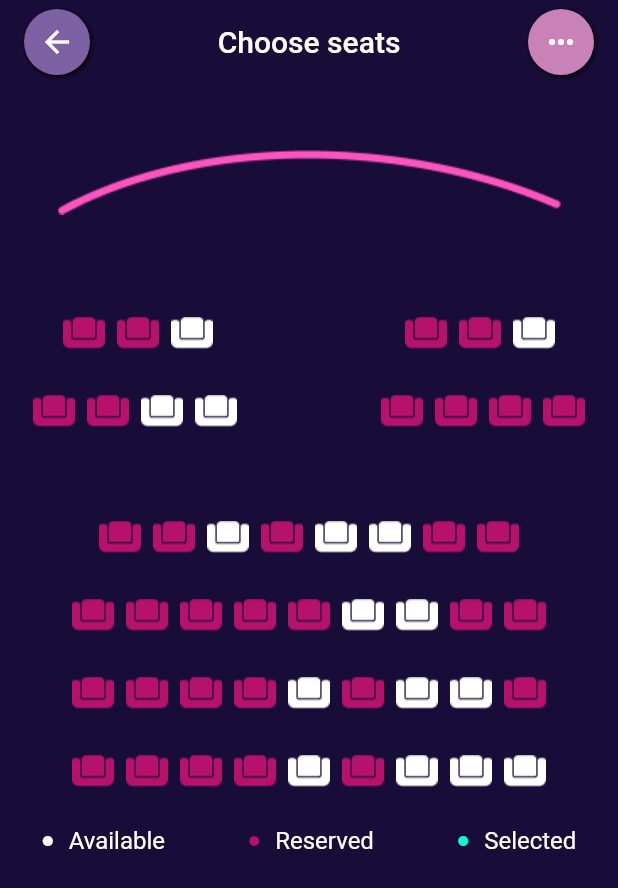
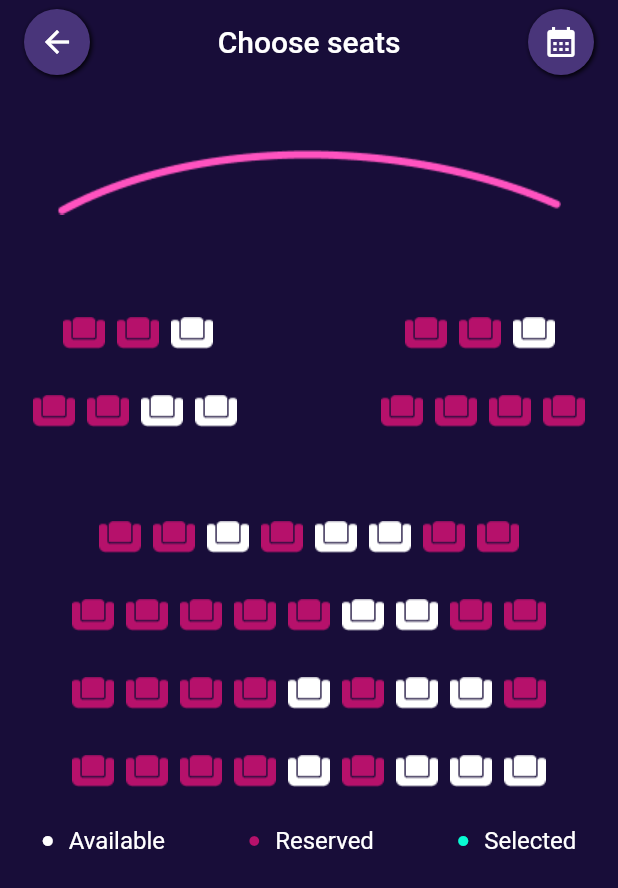
Before and after one commit to akashkampoowale/movie_ticket_app_assignment, a Flutter app: the SeatSelectionScreen screen opened directly, on a phone screen of 412 x 824 dp. Shown: the top 888 px of the screen. Run offline on Flutter 3.47's test engine with Material 2 defaults, Android fonts, the phone set to English and light mode, and no system bars.

Commit message:
Refactor - reformat files. - add app bar color changes and icons. - handle back button tap.

```diff
--- a/lib/common/appbar/app_bar.dart
+++ b/lib/common/appbar/app_bar.dart
@@ -1,11 +1,20 @@
 import 'package:flutter/material.dart';
-import 'package:movie_ticket_app/common/resource/colors.dart';
 import 'package:movie_ticket_app/common/resource/decorations.dart';
 import 'package:movie_ticket_app/common/resource/text_styles.dart';
 
 class DefaultAppBar extends StatelessWidget {
   final String appBarTitle;
-  const DefaultAppBar({Key? key, this.appBarTitle = ''}) : super(key: key);
+  final Color appBarBackBtnColor;
+  final Color appBarOptionBtnColor;
+  final Icon appBarOptionIcon;
+
+  const DefaultAppBar({
+    Key? key,
+    this.appBarTitle = '',
+    required this.appBarBackBtnColor,
+    required this.appBarOptionBtnColor,
+    required this.appBarOptionIcon,
+  }) : super(key: key);
 
   @override
   Widget build(BuildContext context) {
@@ -17,18 +26,26 @@ class DefaultAppBar extends StatelessWidget {
         child: Row(
           mainAxisAlignment: MainAxisAlignment.spaceBetween,
           children: [
+            InkWell(
+              onTap: () {
+                Navigator.pop(context);
+              },
+              child: Container(
+                padding: const EdgeInsets.all(10),
+                decoration:
+                    circularBtnDecoration1.copyWith(color: appBarBackBtnColor),
+                child: const Icon(Icons.arrow_back),
+              ),
+            ),
+            Text(
+              appBarTitle,
+              style: textStyleTitle2.copyWith(color: Colors.white),
+            ),
             Container(
               padding: const EdgeInsets.all(10),
-              decoration: circularBtnDecoration1,
-              child: const Icon(Icons.arrow_back),
-            ),
-
-            Text(appBarTitle,style: textStyleTitle2.copyWith(color: Colors.white),),
-
-            Container(
-              padding: const EdgeInsets.all(10),
-              decoration: circularBtnDecoration1.copyWith(color: circularBtnColor2),
-              child: const Icon(Icons.keyboard_control_sharp),
+              decoration:
+                  circularBtnDecoration1.copyWith(color: appBarOptionBtnColor),
+              child: appBarOptionIcon,
             ),
           ],
         ),
--- a/lib/common/navigation/navigation.dart
+++ b/lib/common/navigation/navigation.dart
@@ -1,7 +1,7 @@
 
 import 'package:flutter/material.dart';
-import 'package:movie_ticket_app/reservation/date_time_selection_screen.dart';
-import 'package:movie_ticket_app/reservation/seat_selection.dart';
+import 'package:movie_ticket_app/reservation/ui/date_time_selection_screen.dart';
+import 'package:movie_ticket_app/reservation/ui/seat_selection.dart';
 
 
 navigation (route,context){
--- a/lib/common/resource/colors.dart
+++ b/lib/common/resource/colors.dart
@@ -11,3 +11,4 @@ const circularBtnColor2 = Color(0xffC882B8);
 const seatSelectionScreenBgColor = Color(0xff180D39);
 const selectedSeatColor = Color(0xff09FBD3);
 const alreadySelectedSeatColor = Color(0xffB6116B);
+const seatSelectionScreenBtnColor = Color(0xff49357A);
--- a/lib/main.dart
+++ b/lib/main.dart
@@ -1,16 +1,19 @@
 import 'package:flutter/material.dart';
-import 'package:movie_ticket_app/reservation/date_time_selection_screen.dart';
+import 'package:movie_ticket_app/reservation/ui/date_time_selection_screen.dart';
 
 void main() {
-  runApp(MaterialApp(home: const MyApp()));
+  runApp(
+    const MaterialApp(
+      home: MyApp(),
+    ),
+  );
 }
-
 
 class MyApp extends StatelessWidget {
   const MyApp({Key? key}) : super(key: key);
 
   @override
   Widget build(BuildContext context) {
-    return DateTimeSelectionScreen();
+    return const DateTimeSelectionScreen();
   }
 }
--- a/lib/reservation/date_time_selection_screen.dart
+++ b/lib/reservation/ui/date_time_selection_screen.dart
@@ -1,6 +1,7 @@
 import 'package:flutter/material.dart';
 import 'package:movie_ticket_app/common/appbar/app_bar.dart';
 import 'package:movie_ticket_app/common/custom_widgets/reservation_button.dart';
+import 'package:movie_ticket_app/common/resource/colors.dart';
 import 'package:movie_ticket_app/common/resource/gradients.dart';
 import 'package:movie_ticket_app/common/resource/paths.dart';
 import 'package:movie_ticket_app/common/resource/text_styles.dart';
@@ -14,7 +15,13 @@ class DateTimeSelectionScreen extends StatelessWidget {
     return Scaffold(
       extendBodyBehindAppBar: true,
       appBar: const PreferredSize(
-          preferredSize: Size.fromHeight(100), child: DefaultAppBar()),
+        preferredSize: Size.fromHeight(100),
+        child: DefaultAppBar(
+          appBarOptionBtnColor: circularBtnColor2,
+          appBarBackBtnColor: circularBtnColor1,
+          appBarOptionIcon: Icon(Icons.keyboard_control),
+        ),
+      ),
       body: Container(
         width: double.infinity,
         decoration: const BoxDecoration(
--- a/lib/reservation/seat_selection.dart
+++ b/lib/reservation/ui/seat_selection.dart
@@ -15,7 +15,14 @@ class SeatSelectionScreen extends StatelessWidget {
       extendBodyBehindAppBar: true,
       appBar: const PreferredSize(
         preferredSize: Size.fromHeight(100),
-        child: DefaultAppBar(appBarTitle: 'Choose seats',),
+        child: DefaultAppBar(
+          appBarTitle: 'Choose seats',
+          appBarOptionBtnColor: seatSelectionScreenBtnColor,
+          appBarBackBtnColor: seatSelectionScreenBtnColor,
+          appBarOptionIcon: Icon(
+            Icons.calendar_month,
+          ),
+        ),
       ),
       body: Container(
         width: double.infinity,
@@ -23,7 +30,6 @@ class SeatSelectionScreen extends StatelessWidget {
         decoration: const BoxDecoration(
           color: seatSelectionScreenBgColor,
         ),
-
         child: SafeArea(
           child: Column(
             mainAxisAlignment: MainAxisAlignment.start,
@@ -39,36 +45,56 @@ class SeatSelectionScreen extends StatelessWidget {
   }
 }
 
-
 class _SeatsSelection extends StatelessWidget {
-
   const _SeatsSelection({Key? key}) : super(key: key);
-
 
   @override
   Widget build(BuildContext context) {
     return Column(
       children: [
         Padding(
-          padding: const EdgeInsets.only(left: 38,top:48,right: 38,),
-          child: _SeatRows(leftSeats: silverSeatsA, rightSeats: silverSeatsB,),
+          padding: const EdgeInsets.only(
+            left: 38,
+            top: 48,
+            right: 38,
+          ),
+          child: _SeatRows(
+            leftSeats: silverSeatsA,
+            rightSeats: silverSeatsB,
+          ),
         ),
         Padding(
-          padding: const EdgeInsets.only(left: 18,right: 18),
-          child: _SeatRows(leftSeats: silverSeatsC, rightSeats: silverSeatsD,),
+          padding: const EdgeInsets.only(left: 18, right: 18),
+          child: _SeatRows(
+            leftSeats: silverSeatsC,
+            rightSeats: silverSeatsD,
           ),
-        const SizedBox(height: 32,),
+        ),
+        const SizedBox(
+          height: 32,
+        ),
         _SeatRow(seats: goldSeatsA),
         _SeatRow(seats: platinumSeatsA),
         _SeatRow(seats: platinumSeatsB),
         _SeatRow(seats: platinumSeatsC),
-        const SizedBox(height: 16,),
+        const SizedBox(
+          height: 16,
+        ),
         Row(
           mainAxisAlignment: MainAxisAlignment.spaceAround,
           children: const [
-            SeatSelectionTypeIndicator(iconColor: Colors.white,indicatorText: 'Available',),
-            SeatSelectionTypeIndicator(iconColor: alreadySelectedSeatColor,indicatorText: 'Reserved',),
-            SeatSelectionTypeIndicator(iconColor: selectedSeatColor,indicatorText: 'Selected',),
+            SeatSelectionTypeIndicator(
+              iconColor: Colors.white,
+              indicatorText: 'Available',
+            ),
+            SeatSelectionTypeIndicator(
+              iconColor: alreadySelectedSeatColor,
+              indicatorText: 'Reserved',
+            ),
+            SeatSelectionTypeIndicator(
+              iconColor: selectedSeatColor,
+              indicatorText: 'Selected',
+            ),
           ],
         ),
       ],
@@ -76,32 +102,38 @@ class _SeatsSelection extends StatelessWidget {
   }
 }
 
-
-
-
 class SeatSelectionTypeIndicator extends StatelessWidget {
   final Color iconColor;
   final String indicatorText;
-  const SeatSelectionTypeIndicator({Key? key,required this.iconColor,required this.indicatorText}) : super(key: key);
+
+  const SeatSelectionTypeIndicator(
+      {Key? key, required this.iconColor, required this.indicatorText})
+      : super(key: key);
 
   @override
   Widget build(BuildContext context) {
     return Row(
-      children:  [
-        Icon(Icons.circle,color: iconColor,size: 8,),
-        const SizedBox(width: 10,),
-        Text(indicatorText,style: textStyleBtnLabel1,),
+      children: [
+        Icon(
+          Icons.circle,
+          color: iconColor,
+          size: 8,
+        ),
+        const SizedBox(
+          width: 10,
+        ),
+        Text(
+          indicatorText,
+          style: textStyleBtnLabel1,
+        ),
       ],
     );
   }
 }
 
-
-
-
-
 class _SeatRow extends StatefulWidget {
   final List<Seat> seats;
+
   const _SeatRow({Key? key, required this.seats}) : super(key: key);
 
   @override
@@ -109,44 +141,53 @@ class _SeatRow extends StatefulWidget {
 }
 
 class _SeatRowState extends State<_SeatRow> {
-
-
   @override
   Widget build(BuildContext context) {
     return Row(
       mainAxisAlignment: MainAxisAlignment.center,
-      children: widget.seats.map((seat) => Padding(
-        padding: const EdgeInsets.only(left: 4,right: 4,top: 20,bottom: 10,),
+      children: widget.seats
+          .map((seat) => Padding(
+                padding: const EdgeInsets.only(
+                  left: 4,
+                  right: 4,
+                  top: 20,
+                  bottom: 10,
+                ),
                 child: InkWell(
-          onTap: (){
-            if(seat.isAlreadySelected == false){
+                  onTap: () {
+                    if (seat.isAlreadySelected == false) {
                       setState(() {
                         seat.isSelected = !seat.isSelected;
                       });
                     }
-
                   },
                   child: SizedBox(
-                    width: 28,height: 22,
-                    child: Image.asset('$imagesPath/seat.png',color: seat.getSeatColor(),),
+                    width: 28,
+                    height: 22,
+                    child: Image.asset(
+                      '$imagesPath/seat.png',
+                      color: seat.getSeatColor(),
                     ),
                   ),
-      )).toList(),
+                ),
+              ))
+          .toList(),
     );
   }
 }
 
-
 class _SeatRows extends StatelessWidget {
-
   final List<Seat> leftSeats;
   final List<Seat> rightSeats;
 
-  const _SeatRows({Key? key, required this.leftSeats,required this.rightSeats,}) : super(key: key);
+  const _SeatRows({
+    Key? key,
+    required this.leftSeats,
+    required this.rightSeats,
+  }) : super(key: key);
 
   @override
   Widget build(BuildContext context) {
-
     return Row(
       children: [
         _SeatRow(seats: leftSeats),
```
Also changed, not shown: 1 other file. Lines whose indentation alone changed are shown as unchanged.
